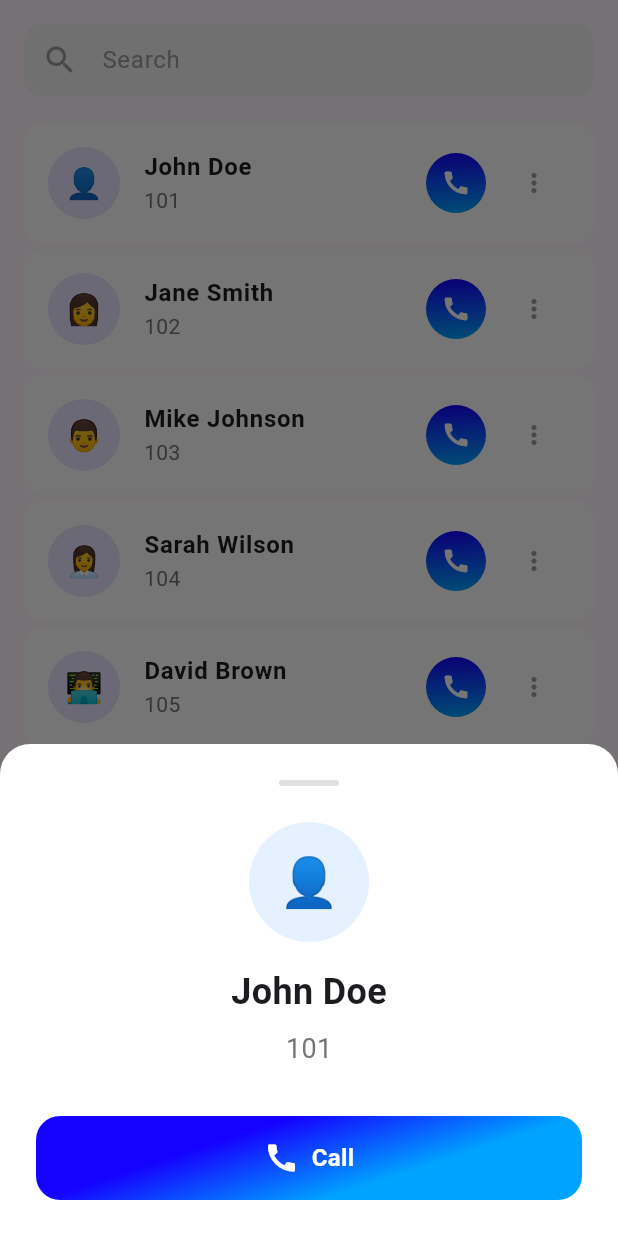
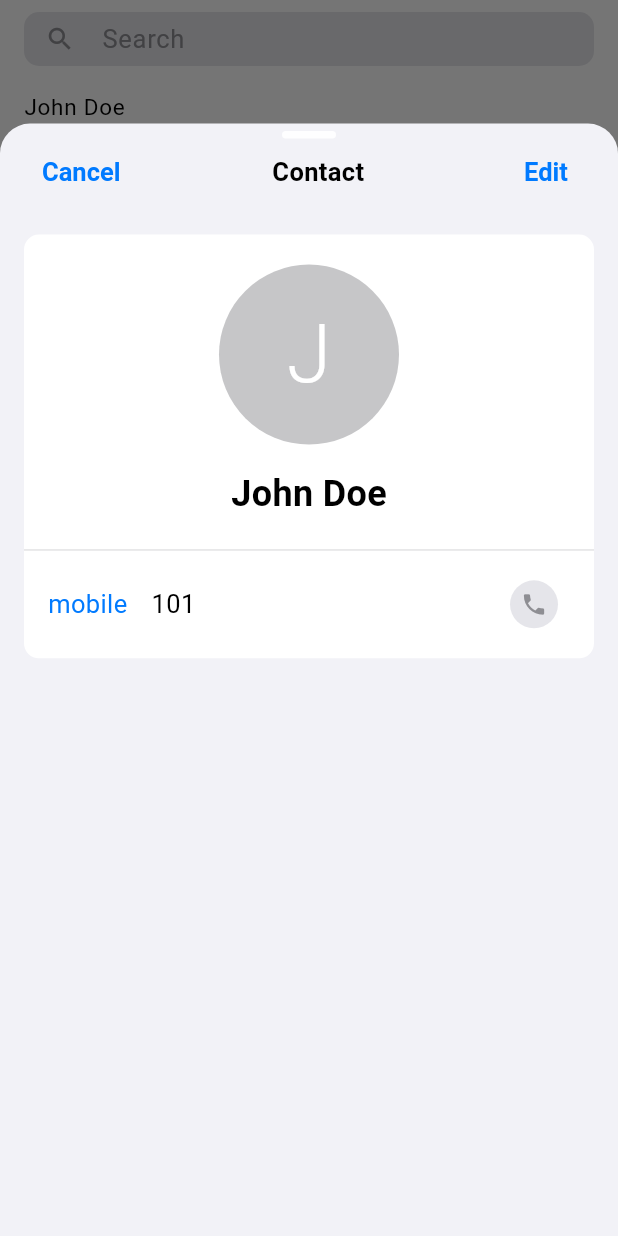
Before and after one commit to QutaibaQusai/Dash-Call, a Flutter app: the ContactsTab widget shown alone on an empty page, opened directly, after a tap on "John Doe", on a phone screen of 412 x 824 dp. Run offline on Flutter 3.47's test engine with Material 3 defaults, Android fonts, the phone set to English and light mode, and no system bars; our stand-ins replace google_fonts, permission_handler, shared_preferences; missing offline and left inert: flutter_callkit_incoming, qr_code_scanner, sip_ua; accounts and stored records are empty; Roboto replaces fonts that are missing (Tajawal).

Commit message:
change the ui -6

```diff
--- a/lib/screens/contacts_tab.dart
+++ b/lib/screens/contacts_tab.dart
@@ -15,14 +15,14 @@ class _ContactsTabState extends State<ContactsTab> {
 
   // Sample contacts data - in a real app, this would come from a database or API
   final List<Contact> _contacts = [
-    Contact(name: 'John Doe', number: '101', avatar: '👤'),
-    Contact(name: 'Jane Smith', number: '102', avatar: '👩'),
-    Contact(name: 'Mike Johnson', number: '103', avatar: '👨'),
-    Contact(name: 'Sarah Wilson', number: '104', avatar: '👩‍💼'),
-    Contact(name: 'David Brown', number: '105', avatar: '👨‍💻'),
-    Contact(name: 'Emma Davis', number: '106', avatar: '👩‍🎨'),
-    Contact(name: 'Alex Miller', number: '107', avatar: '👨‍🎤'),
-    Contact(name: 'Lisa Garcia', number: '108', avatar: '👩‍🔬'),
+    Contact(name: 'John Doe', number: '101'),
+    Contact(name: 'Jane Smith', number: '102'),
+    Contact(name: 'Mike Johnson', number: '103'),
+    Contact(name: 'Sarah Wilson', number: '104'),
+    Contact(name: 'David Brown', number: '105'),
+    Contact(name: 'Emma Davis', number: '106'),
+    Contact(name: 'Alex Miller', number: '107'),
+    Contact(name: 'Lisa Garcia', number: '108'),
   ];
 
   @override
@@ -41,16 +41,20 @@ class _ContactsTabState extends State<ContactsTab> {
     }).toList();
   }
 
+
+
   @override
   Widget build(BuildContext context) {
-    return Column(
+    return Container(
+      color: Colors.white,
+      child: Column(
         children: [
-        // Search bar
           Container(
-          margin: const EdgeInsets.all(16),
+            margin: const EdgeInsets.fromLTRB(16, 8, 16, 0),
+            height: 36,
             decoration: BoxDecoration(
-            color: Colors.grey.shade100,
-            borderRadius: BorderRadius.circular(12),
+              color: const Color(0xFFE5E5EA),
+              borderRadius: BorderRadius.circular(10),
             ),
             child: TextField(
               controller: _searchController,
@@ -59,55 +63,65 @@ class _ContactsTabState extends State<ContactsTab> {
                   _searchQuery = value;
                 });
               },
+              style: const TextStyle(
+                fontSize: 17,
+                fontFamily: '.SF UI Text',
+              ),
               decoration: InputDecoration(
-              hintText: 'Search ',
-              hintStyle: TextStyle(color: Colors.grey.shade500),
-              prefixIcon: Icon(Icons.search, color: Colors.grey.shade500),
-              suffixIcon: _searchQuery.isNotEmpty
-                  ? IconButton(
-                      icon: Icon(Icons.clear, color: Colors.grey.shade500),
-                      onPressed: () {
-                        _searchController.clear();
-                        setState(() {
-                          _searchQuery = '';
-                        });
-                      },
-                    )
-                  : null,
+                hintText: 'Search',
+                hintStyle: TextStyle(
+                  color: const Color(0xFF8E8E93),
+                  fontSize: 17,
+                  fontFamily: '.SF UI Text',
+                ),
+                prefixIcon: const Icon(
+                  Icons.search,
+                  color: Color(0xFF8E8E93),
+                  size: 20,
+                ),
                 border: InputBorder.none,
                 contentPadding: const EdgeInsets.symmetric(
-                horizontal: 16,
-                vertical: 12,
+                  horizontal: 8,
+                  vertical: 8,
                 ),
               ),
             ),
           ),
 
-        // Contacts list
           Expanded(
             child: _filteredContacts.isEmpty
                 ? _buildEmptyState()
-              : ListView.builder(
+                : Container(
+                    color: Colors.white,
+                    child: Column(
+                      children: [
+                        Expanded(
+                          child: ListView.builder(
                             itemCount: _filteredContacts.length,
                             itemBuilder: (context, index) {
                               final contact = _filteredContacts[index];
-                    return _buildContactTile(contact);
+                              return _buildContactTile(contact, index == _filteredContacts.length - 1);
                             },
                           ),
                         ),
                       ],
+                    ),
+                  ),
+          ),
+        ],
+      ),
     );
   }
 
   Widget _buildEmptyState() {
-    return Center(
-
-
+    return Container(
+      color: Colors.white,
+      child: Center(
         child: Column(
           mainAxisAlignment: MainAxisAlignment.center,
           children: [
             Icon(
-            Icons.search_off_outlined,
+              Icons.person_outline,
               size: 64,
               color: Colors.grey.shade400,
             ),
@@ -118,6 +132,7 @@ class _ContactsTabState extends State<ContactsTab> {
                 fontSize: 18,
                 color: Colors.grey.shade600,
                 fontWeight: FontWeight.w500,
+                fontFamily: '.SF UI Text',
               ),
             ),
             const SizedBox(height: 8),
@@ -128,93 +143,46 @@ class _ContactsTabState extends State<ContactsTab> {
               style: TextStyle(
                 fontSize: 14,
                 color: Colors.grey.shade500,
+                fontFamily: '.SF UI Text',
               ),
             ),
           ],
         ),
-
+      ),
     );
   }
 
-  Widget _buildContactTile(Contact contact) {
+  Widget _buildContactTile(Contact contact, bool isLast) {
     return Container(
-      margin: const EdgeInsets.symmetric(horizontal: 16, vertical: 2),
-      decoration: BoxDecoration(
       color: Colors.white,
-        borderRadius: BorderRadius.circular(12),
-      ),
-      child: ListTile(
-        contentPadding: const EdgeInsets.symmetric(horizontal: 16, vertical: 4),
-        leading: CircleAvatar(
-          backgroundColor: const Color(0xFF1501FF).withOpacity(0.1),
-          radius: 24,
+      child: Column(
+        children: [
+          ListTile(
+            contentPadding: const EdgeInsets.symmetric(horizontal: 16, vertical: 0),
+            leading: null,
+            title: Padding(
+              padding: const EdgeInsets.only(left: 0),
               child: Text(
-            contact.avatar,
-            style: const TextStyle(fontSize: 20),
-          ),
-        ),
-        title: Text(
                 contact.name,
                 style: const TextStyle(
-            fontWeight: FontWeight.w600,
-            fontSize: 16,
-          ),
-        ),
-        subtitle: Text(
-          contact.number,
-          style: TextStyle(
-            color: Colors.grey.shade600,
-            fontSize: 14,
-          ),
-        ),
-        trailing: Consumer<SipService>(
-          builder: (context, sipService, child) {
-            return Row(
-              mainAxisSize: MainAxisSize.min,
-              children: [
-                // Call button
-                Container(
-                  width: 40,
-                  height: 40,
-                  decoration: BoxDecoration(
-                    gradient: const LinearGradient(
-                      begin: Alignment(-0.05, -1.0),
-                      end: Alignment(0.05, 1.0),
-                      colors: [Color(0xFF1501FF), Color(0xFF00A3FF)],
-                    ),
-                    borderRadius: BorderRadius.circular(20),
-                  ),
-                  child: Material(
-                    color: Colors.transparent,
-                    borderRadius: BorderRadius.circular(20),
-                    child: InkWell(
-                      borderRadius: BorderRadius.circular(20),
-                      onTap: sipService.status == SipConnectionStatus.connected
-                          ? () => sipService.makeCall(contact.number)
-                          : null,
-                      child: const Icon(
-                        Icons.call,
-                        color: Colors.white,
-                        size: 20,
+                  fontSize: 15,
+                  fontWeight: FontWeight.w400,
+                  color: Colors.black,
+                  fontFamily: '.SF UI Text',
                 ),
               ),
             ),
+            onTap: () => _showContactDetails(contact),
           ),
-                const SizedBox(width: 8),
-                // More options
-                IconButton(
-                  icon: Icon(
-                    Icons.more_vert,
-                    color: Colors.grey.shade500,
-                    size: 20,
-                  ),
-                  onPressed: () => _showContactOptions(contact),
+
+          // iOS-style separator line
+          if (!isLast)
+            Container(
+              height: 0.5,
+              margin: const EdgeInsets.only(left: 16),
+              color: const Color(0xFFC6C6C8),
             ),
         ],
-            );
-          },
-        ),
-        onTap: () => _showContactDetails(contact),
       ),
     );
   }
@@ -223,33 +191,103 @@ class _ContactsTabState extends State<ContactsTab> {
     showModalBottomSheet(
       context: context,
       backgroundColor: Colors.transparent,
+      isScrollControlled: true,
       builder: (context) => Container(
-        padding: const EdgeInsets.all(24),
+        height: MediaQuery.of(context).size.height * 0.9,
         decoration: const BoxDecoration(
-          color: Colors.white,
+          color: Color(0xFFF2F2F7),
           borderRadius: BorderRadius.vertical(top: Radius.circular(20)),
         ),
         child: Column(
-          mainAxisSize: MainAxisSize.min,
           children: [
             // Handle bar
             Container(
-              width: 40,
-              height: 4,
+              width: 36,
+              height: 5,
+              margin: const EdgeInsets.only(top: 5),
               decoration: BoxDecoration(
-                color: Colors.grey.shade300,
-                borderRadius: BorderRadius.circular(2),
+                color: const Color.fromARGB(255, 254, 254, 255),
+                borderRadius: BorderRadius.circular(3),
               ),
             ),
-            const SizedBox(height: 24),
 
+            // Header
+            Container(
+              height: 44,
+              padding: const EdgeInsets.symmetric(horizontal: 16),
+              child: Row(
+                mainAxisAlignment: MainAxisAlignment.spaceBetween,
+                children: [
+                  TextButton(
+                    onPressed: () => Navigator.pop(context),
+                    child: const Text(
+                      'Cancel',
+                      style: TextStyle(
+                        fontSize: 17,
+                        color: Color(0xFF007AFF),
+                        fontFamily: '.SF UI Text',
+                      ),
+                    ),
+                  ),
+                  const Text(
+                    'Contact',
+                    style: TextStyle(
+                      fontSize: 17,
+                      fontWeight: FontWeight.w600,
+                      color: Colors.black,
+                      fontFamily: '.SF UI Text',
+                    ),
+                  ),
+                  TextButton(
+                    onPressed: () {
+                      // TODO: Edit contact
+                    },
+                    child: const Text(
+                      'Edit',
+                      style: TextStyle(
+                        fontSize: 17,
+                        color: Color(0xFF007AFF),
+                        fontFamily: '.SF UI Text',
+                      ),
+                    ),
+                  ),
+                ],
+              ),
+            ),
+
+            const SizedBox(height: 20),
+
+            // Contact info section
+            Container(
+              margin: const EdgeInsets.symmetric(horizontal: 16),
+              decoration: BoxDecoration(
+                color: Colors.white,
+                borderRadius: BorderRadius.circular(10),
+              ),
+              child: Column(
+                children: [
                   // Contact avatar and name
-            CircleAvatar(
-              backgroundColor: const Color(0xFF0077F9).withOpacity(0.1),
-              radius: 40,
+                  Container(
+                    padding: const EdgeInsets.all(20),
+                    child: Column(
+                      children: [
+                        Container(
+                          width: 120,
+                          height: 120,
+                          decoration: BoxDecoration(
+                            color: const Color(0xFFC6C6C8),
+                            shape: BoxShape.circle,
+                          ),
+                          child: Center(
                             child: Text(
-                contact.avatar,
-                style: const TextStyle(fontSize: 32),
+                              contact.name.isNotEmpty ? contact.name[0].toUpperCase() : '',
+                              style: const TextStyle(
+                                color: Colors.white,
+                                fontSize: 54,
+                                fontWeight: FontWeight.w300,
+                                fontFamily: '.SF UI Text',
+                              ),
+                            ),
                           ),
                         ),
                         const SizedBox(height: 16),
@@ -258,119 +296,78 @@ class _ContactsTabState extends State<ContactsTab> {
                           style: const TextStyle(
                             fontSize: 24,
                             fontWeight: FontWeight.w600,
+                            color: Colors.black,
+                            fontFamily: '.SF UI Text',
                           ),
                         ),
-            const SizedBox(height: 8),
-            Text(
-              contact.number,
-              style: TextStyle(
-                fontSize: 18,
-                color: Colors.grey.shade600,
+                      ],
                     ),
                   ),
-            const SizedBox(height: 32),
 
-            // Action buttons
+                  // Phone section
+                  Container(
+                    padding: const EdgeInsets.symmetric(horizontal: 16, vertical: 12),
+                    decoration: const BoxDecoration(
+                      border: Border(
+                        top: BorderSide(color: Color(0xFFC6C6C8), width: 0.5),
+                      ),
+                    ),
+                    child: Row(
+                      children: [
+                        const Text(
+                          'mobile',
+                          style: TextStyle(
+                            fontSize: 17,
+                            color: Color(0xFF007AFF),
+                            fontFamily: '.SF UI Text',
+                          ),
+                        ),
+                        const SizedBox(width: 16),
+                        Expanded(
+                          child: Text(
+                            contact.number,
+                            style: const TextStyle(
+                              fontSize: 17,
+                              color: Colors.black,
+                              fontFamily: '.SF UI Text',
+                            ),
+                          ),
+                        ),
                         Consumer<SipService>(
                           builder: (context, sipService, child) {
-                return Row(
-                  children: [
-                    Expanded(
-                      child: Container(
-                        height: 56,
-                        decoration: BoxDecoration(
-                          gradient: const LinearGradient(
-                            begin: Alignment(-0.05, -1.0),
-                            end: Alignment(0.05, 1.0),
-                            colors: [Color(0xFF1501FF), Color(0xFF00A3FF)],
-                          ),
-                          borderRadius: BorderRadius.circular(16),
-                        ),
-                        child: Material(
-                          color: Colors.transparent,
-                          borderRadius: BorderRadius.circular(16),
-                          child: InkWell(
-                            borderRadius: BorderRadius.circular(16),
-                            onTap: sipService.status == SipConnectionStatus.connected
+                            return IconButton(
+                              onPressed: sipService.status == SipConnectionStatus.connected
                                   ? () {
                                       Navigator.pop(context);
                                       sipService.makeCall(contact.number);
                                     }
                                   : null,
-                            child: const Center(
-                              child: Row(
-                                mainAxisAlignment: MainAxisAlignment.center,
-                                children: [
-                                  Icon(Icons.call, color: Colors.white),
-                                  SizedBox(width: 8),
-                                  Text(
-                                    'Call',
-                                    style: TextStyle(
-                                      color: Colors.white,
-                                      fontSize: 16,
-                                      fontWeight: FontWeight.w600,
+                              icon: Container(
+                                width: 32,
+                                height: 32,
+                                decoration: BoxDecoration(
+                                  color: sipService.status == SipConnectionStatus.connected
+                                      ? const Color(0xFF34C759)
+                                      : const Color(0xFFE5E5EA),
+                                  shape: BoxShape.circle,
+                                ),
+                                child: Icon(
+                                  Icons.phone,
+                                  color: sipService.status == SipConnectionStatus.connected
+                                      ? Colors.white
+                                      : const Color(0xFF8E8E93),
+                                  size: 18,
+                                ),
+                              ),
+                            );
+                          },
+                        ),
+                      ],
                     ),
                   ),
                 ],
               ),
             ),
-                          ),
-                        ),
-                      ),
-                    ),
-                  ],
-                );
-              },
-            ),
-            SizedBox(height: MediaQuery.of(context).padding.bottom),
-          ],
-        ),
-      ),
-    );
-  }
-
-  void _showContactOptions(Contact contact) {
-    showModalBottomSheet(
-      context: context,
-      backgroundColor: Colors.transparent,
-      builder: (context) => Container(
-        padding: const EdgeInsets.all(16),
-        decoration: const BoxDecoration(
-          color: Colors.white,
-          borderRadius: BorderRadius.vertical(top: Radius.circular(20)),
-        ),
-        child: Column(
-          mainAxisSize: MainAxisSize.min,
-          children: [
-            // Handle bar
-            Container(
-              width: 40,
-              height: 4,
-              decoration: BoxDecoration(
-                color: Colors.grey.shade300,
-                borderRadius: BorderRadius.circular(2),
-              ),
-            ),
-            const SizedBox(height: 16),
-
-            ListTile(
-              leading: const Icon(Icons.edit, color: Color(0xFF1501FF)),
-              title: const Text('Edit Contact'),
-              onTap: () {
-                Navigator.pop(context);
-                // TODO: Implement edit contact
-              },
-            ),
-            ListTile(
-              leading: const Icon(Icons.delete, color: Colors.red),
-              title: const Text('Delete Contact'),
-              onTap: () {
-                Navigator.pop(context);
-                // TODO: Implement delete contact
-              },
-            ),
-
-            SizedBox(height: MediaQuery.of(context).padding.bottom),
           ],
         ),
       ),
@@ -381,11 +378,9 @@ class _ContactsTabState extends State<ContactsTab> {
 class Contact {
   final String name;
   final String number;
-  final String avatar;
 
   Contact({
     required this.name,
     required this.number,
-    required this.avatar,
   });
 }
```
Also changed, not shown: lib/screens/dialer_screen.dart (+18 -20 lines), lib/screens/main_screen.dart (+65 -15 lines), lib/screens/settings_tab.dart (+11 -9 lines). Lines whose indentation alone changed are shown as unchanged.
